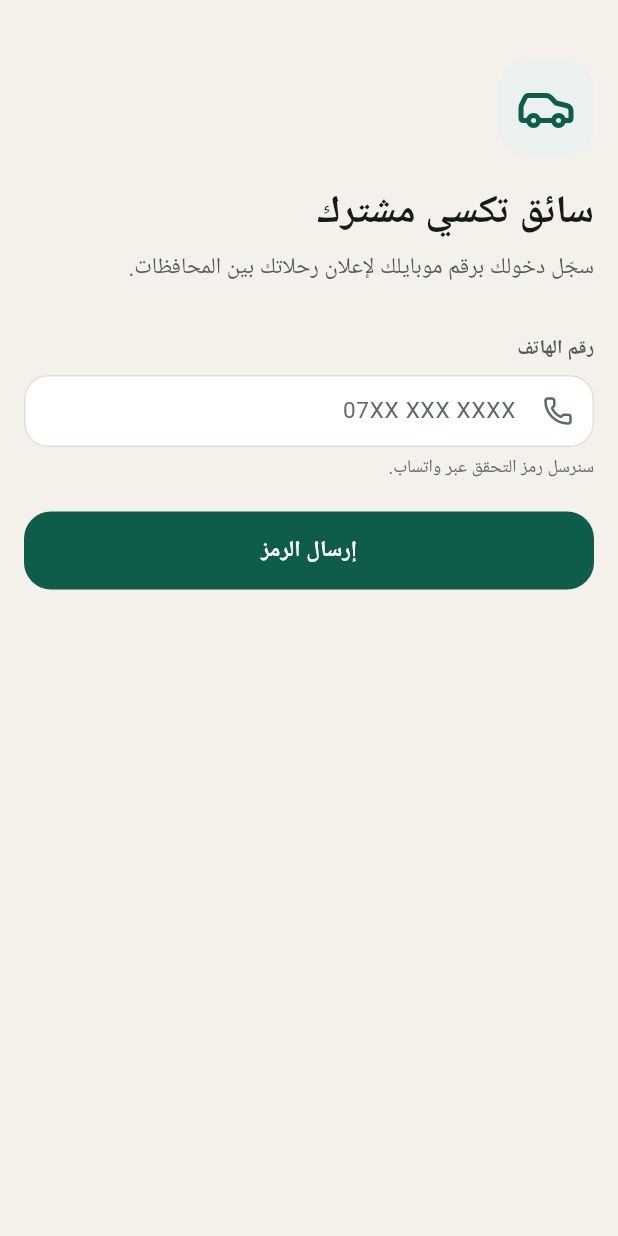
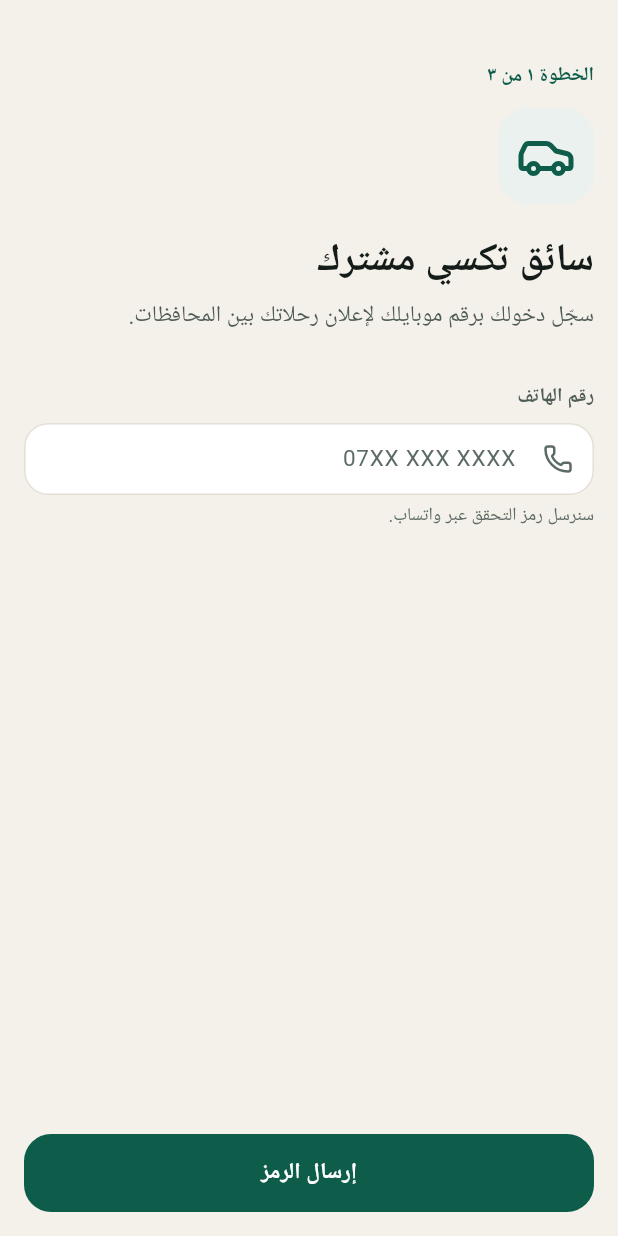
Before and after one commit to jaafer272007-design/taxi-app, a Flutter app: the screen it shows after launch, on a phone screen of 412 x 824 dp. Run offline on Flutter 3.47's test engine with Material 3 defaults, Android fonts, the phone set to English and light mode, and no system bars; our stand-ins replace dio, flutter_map, flutter_secure_storage, geolocator, google_fonts, image_picker and 3 more; accounts and stored records are empty; Roboto replaces fonts that are missing (Cairo).

Commit message:
feat(shared): onboarding step counters, pinned CTAs, upload progress [update-goldens]
- onboarding (both apps): 'الخطوة ١ من ٣' on the header and the primary
  action pinned to the bottom bar so it survives the keyboard
- documents: an upload progress bar — three separate uploads are easy to
  lose count of
- earnings: the cash note moves above the ledger; it is only reassuring
  if it is on screen before you scroll
- the OTP resend countdown was printing Western digits
- every dialog picks up the Masar card radius

Co-Authored-By: Claude Opus 5 <noreply@anthropic.com>
Claude-Session: https://claude.ai/code/session_01L3Akozve2JbXHPMwcQo6Sd

```diff
--- a/apps/driver/lib/auth/phone_screen.dart
+++ b/apps/driver/lib/auth/phone_screen.dart
@@ -40,11 +40,20 @@ class _PhoneScreenState extends State<PhoneScreen> {
     final space = context.space;
     return AppScaffold(
       scrollable: true,
+      // Pinned: the primary action stays reachable when the keyboard is up,
+      // instead of being pushed under it with the rest of the form.
+      bottomBar: AppButton(
+        label: 'إرسال الرمز',
+        loading: auth.busy,
+        onPressed: auth.busy ? null : () => _submit(auth),
+      ),
       body: Column(
         crossAxisAlignment: CrossAxisAlignment.start,
         children: [
           SizedBox(height: space.xl2),
           const OnboardingHeader(
+            step: 1,
+            totalSteps: 3,
             icon: AppIcons.car,
             title: 'سائق تكسي مشترك',
             subtitle: 'سجّل دخولك برقم موبايلك لإعلان رحلاتك بين المحافظات.',
@@ -68,12 +77,6 @@ class _PhoneScreenState extends State<PhoneScreen> {
             },
             onSubmitted: (_) => _submit(auth),
           ),
-          SizedBox(height: space.xl),
-          AppButton(
-            label: 'إرسال الرمز',
-            loading: auth.busy,
-            onPressed: auth.busy ? null : () => _submit(auth),
-          ),
         ],
       ),
     );
--- a/apps/driver/lib/trip/trip_detail_screen.dart
+++ b/apps/driver/lib/trip/trip_detail_screen.dart
@@ -45,6 +45,7 @@ class _TripDetailScreenState extends State<TripDetailScreen> {
       context: context,
       builder: (ctx) => AlertDialog(
         backgroundColor: colors.surface,
+        shape: RoundedRectangleBorder(borderRadius: ctx.radii.cardAll),
         title: Text(title,
             style: ctx.text.title.copyWith(color: colors.textPrimary)),
         content: Text(message,
--- a/packages/shared/lib/settings/settings_screen.dart
+++ b/packages/shared/lib/settings/settings_screen.dart
@@ -200,6 +200,8 @@ class _AboutCard extends StatelessWidget {
             child: Text('تكسي مشترك',
                 style: context.text.bodyStrong.copyWith(color: colors.textPrimary)),
           ),
+          // Western: a version string is an identifier, not a quantity — it has
+          // to match what appears in the store listing and in bug reports.
           Text('الإصدار $version',
               style: context.text.caption.copyWith(color: colors.textMuted)),
         ],
@@ -258,6 +260,7 @@ class _EditNameDialogState extends State<_EditNameDialog> {
     final colors = context.colors;
     return AlertDialog(
       backgroundColor: colors.surface,
+      shape: RoundedRectangleBorder(borderRadius: context.radii.cardAll),
       title: Text('تعديل الاسم',
           style: context.text.title.copyWith(color: colors.textPrimary)),
       content: AppTextField(
--- a/packages/shared/lib/widgets/app_confirm_dialog.dart
+++ b/packages/shared/lib/widgets/app_confirm_dialog.dart
@@ -27,6 +27,7 @@ class AppConfirmDialog extends StatelessWidget {
     final colors = context.colors;
     return AlertDialog(
       backgroundColor: colors.surface,
+      shape: RoundedRectangleBorder(borderRadius: context.radii.cardAll),
       title: Text(title,
           style: context.text.title.copyWith(color: colors.textPrimary)),
       content: Text(message,
--- a/packages/shared/lib/widgets/onboarding_header.dart
+++ b/packages/shared/lib/widgets/onboarding_header.dart
@@ -1,29 +1,50 @@
 import 'package:flutter/material.dart';
 
+import '../format/numerals.dart';
 import '../theme/app_theme.dart';
 
 /// Consistent header for the onboarding screens: an optional logo/icon badge,
 /// a title and one supporting line. Token-based. Shared by rider & driver — each
 /// app supplies its own copy (title/subtitle/icon).
+///
+/// Pass [step] / [totalSteps] to print "الخطوة ١ من ٣" above the title. Sign-up
+/// is the one flow a user has never seen before, and knowing there are three
+/// screens rather than an unbounded queue is most of what makes it tolerable.
 class OnboardingHeader extends StatelessWidget {
   const OnboardingHeader({
     super.key,
     required this.title,
     required this.subtitle,
     this.icon,
+    this.step,
+    this.totalSteps,
   });
 
   final String title;
   final String subtitle;
   final IconData? icon;
 
+  /// 1-based position in the onboarding flow.
+  final int? step;
+  final int? totalSteps;
+
   @override
   Widget build(BuildContext context) {
     final colors = context.colors;
     final space = context.space;
+    final step = this.step;
+    final total = totalSteps;
+
     return Column(
       crossAxisAlignment: CrossAxisAlignment.start,
       children: [
+        if (step != null && total != null) ...[
+          Text(
+            'الخطوة ${formatCount(step)} من ${formatCount(total)}',
+            style: context.text.label.copyWith(color: colors.primary),
+          ),
+          SizedBox(height: space.md),
+        ],
         if (icon != null) ...[
           Container(
             width: space.xl4 + space.xl2, // 64
```
Also changed, not shown: apps/driver/lib/auth/name_screen.dart (+7 -6 lines), apps/driver/lib/auth/otp_screen.dart (+23 -20 lines), apps/driver/lib/driver/documents_screen.dart (+63 -0 lines), apps/driver/lib/earnings/earnings_screen.dart (+5 -2 lines), apps/rider/lib/auth/name_screen.dart (+7 -6 lines), apps/rider/lib/auth/otp_screen.dart (+23 -20 lines), apps/rider/lib/auth/phone_screen.dart (+9 -6 lines).
